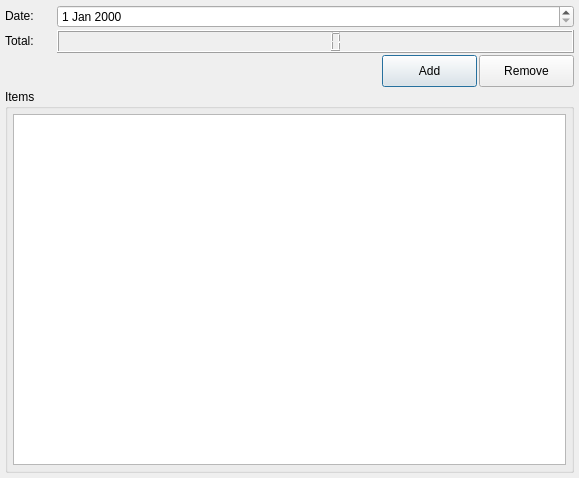
Old version of the form ui/src/depositeditdialog.ui in the repository karlmoad/TroopTreasurer.
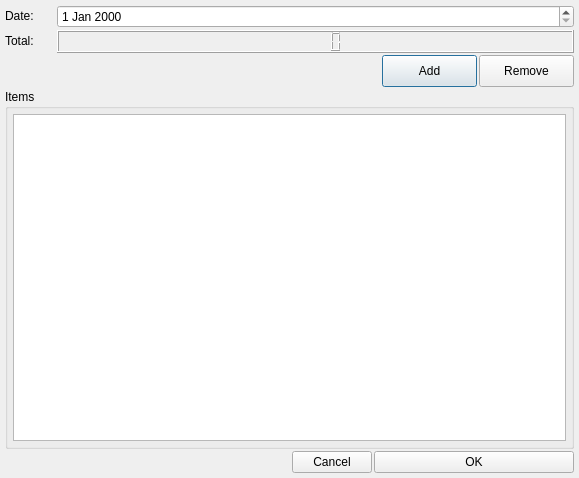
New version of the form.

```diff
--- a/ui/src/depositeditdialog.ui
+++ b/ui/src/depositeditdialog.ui
@@ -184,6 +184,49 @@
      </layout>
     </widget>
    </item>
+   <item>
+    <layout class="QHBoxLayout" name="horizontalLayout_10">
+     <item>
+      <spacer name="horizontalSpacer_2">
+       <property name="orientation">
+        <enum>Qt::Horizontal</enum>
+       </property>
+       <property name="sizeHint" stdset="0">
+        <size>
+         <width>40</width>
+         <height>20</height>
+        </size>
+       </property>
+      </spacer>
+     </item>
+     <item>
+      <widget class="QPushButton" name="btnCancel">
+       <property name="text">
+        <string>Cancel</string>
+       </property>
+      </widget>
+     </item>
+     <item>
+      <widget class="QPushButton" name="btnOk">
+       <property name="sizePolicy">
+        <sizepolicy hsizetype="Preferred" vsizetype="Fixed">
+         <horstretch>0</horstretch>
+         <verstretch>0</verstretch>
+        </sizepolicy>
+       </property>
+       <property name="minimumSize">
+        <size>
+         <width>200</width>
+         <height>0</height>
+        </size>
+       </property>
+       <property name="text">
+        <string>OK</string>
+       </property>
+      </widget>
+     </item>
+    </layout>
+   </item>
   </layout>
  </widget>
  <resources/>
```
